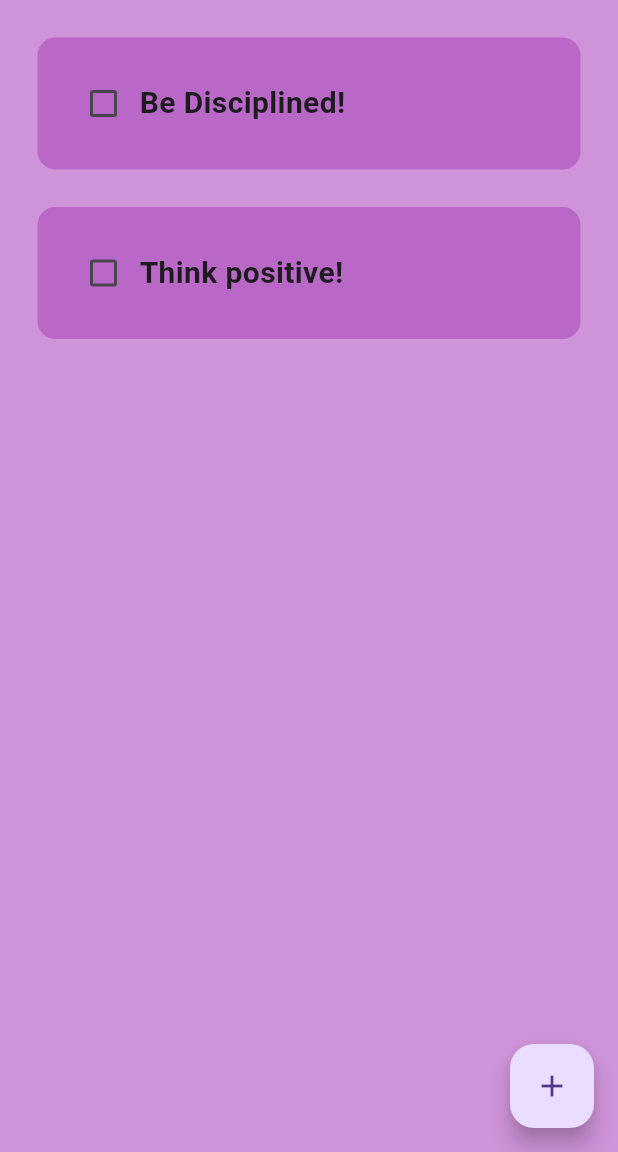
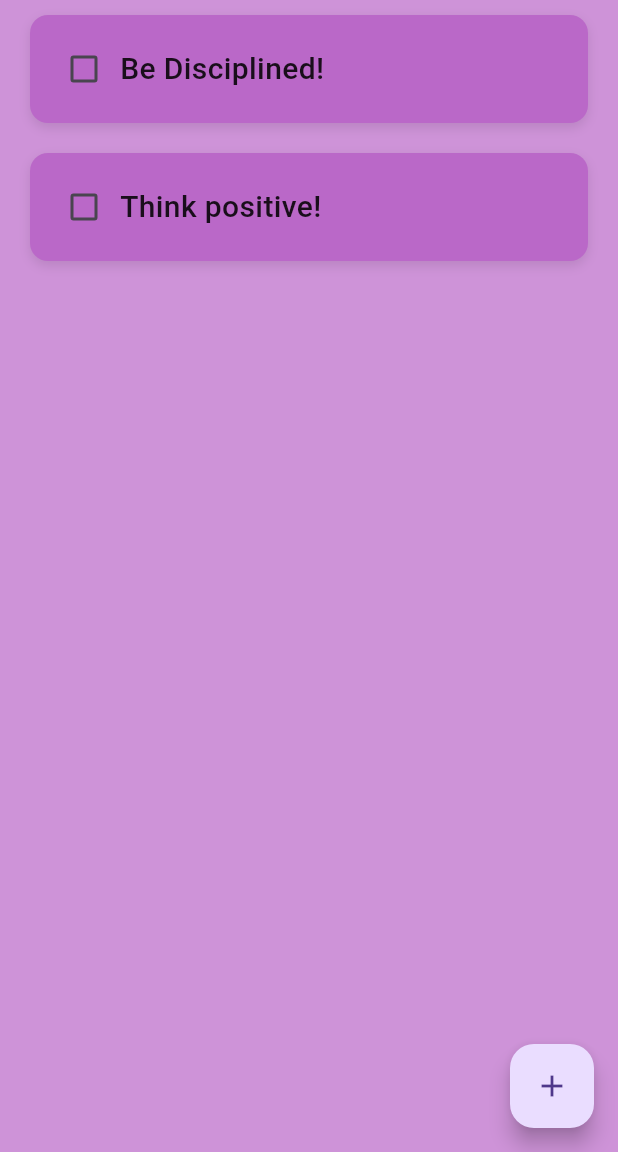
Before and after one commit to Balajisix/ToDo-App, a Flutter app: the screen it shows after launch, on a phone screen of 412 x 824 dp, the part 84-1236 px from its top. Run offline on Flutter 3.47's test engine with Material 3 defaults, Android fonts, the phone set to English and light mode, and no system bars; drawn by our look-alikes of flutter_slidable; our stand-ins replace hive, hive_flutter; accounts and stored records are empty.

Commit message:
content size enlarged

```diff
--- a/lib/util/todo_tile.dart
+++ b/lib/util/todo_tile.dart
@@ -1,14 +1,13 @@
 import 'package:flutter/material.dart';
 import 'package:flutter_slidable/flutter_slidable.dart';
 
-class TodoTile extends StatelessWidget {
-
+class TodoTile extends StatefulWidget {
   final String taskName;
   final bool taskCompleted;
-  Function(bool?)? onChanged;
-  Function(BuildContext)? deleteFunction;
+  final Function(bool?)? onChanged;
+  final Function(BuildContext)? deleteFunction;
 
-  TodoTile({
+  const TodoTile({
     super.key,
     required this.taskName,
     required this.taskCompleted,
@@ -17,15 +16,22 @@ class TodoTile extends StatelessWidget {
   });
 
   @override
+  State<TodoTile> createState() => _TodoTileState();
+}
+
+class _TodoTileState extends State<TodoTile> {
+  bool isExpanded = false;
+
+  @override
   Widget build(BuildContext context) {
     return Padding(
-      padding: const EdgeInsets.only(left: 25.0, right: 25.0, top: 25.0),
+      padding: const EdgeInsets.symmetric(horizontal: 20.0, vertical: 10.0),
       child: Slidable(
         endActionPane: ActionPane(
-          motion: StretchMotion(),
+          motion: const StretchMotion(),
           children: [
             SlidableAction(
-              onPressed: deleteFunction,
+              onPressed: widget.deleteFunction,
               icon: Icons.delete,
               backgroundColor: Colors.red.shade400,
               borderRadius: BorderRadius.circular(12),
@@ -33,34 +39,81 @@ class TodoTile extends StatelessWidget {
           ],
         ),
         child: Container(
-          padding: EdgeInsets.all(20),
           decoration: BoxDecoration(
             color: Colors.purple[300],
-              borderRadius: BorderRadius.circular(12)
+            borderRadius: BorderRadius.circular(12),
+            boxShadow: [
+              BoxShadow(
+                color: Colors.black.withOpacity(0.1),
+                blurRadius: 6,
+                offset: const Offset(0, 3),
               ),
+            ],
+          ),
+          child: Material(
+            color: Colors.transparent,
+            child: InkWell(
+              borderRadius: BorderRadius.circular(12),
+              onTap: () {
+                setState(() {
+                  isExpanded = !isExpanded;
+                });
+              },
+              child: Padding(
+                padding: const EdgeInsets.all(12.0),
                 child: Row(
+                  crossAxisAlignment: isExpanded
+                      ? CrossAxisAlignment.start
+                      : CrossAxisAlignment.center,
                   children: [
-              // checkbox
+                    // Checkbox
                     Checkbox(
-                value: taskCompleted,
-                onChanged: onChanged,
+                      value: widget.taskCompleted,
+                      onChanged: widget.onChanged,
                       activeColor: Colors.black87,
                     ),
 
-              // task name
+                    // Task content
+                    Expanded(
+                      child: Column(
+                        crossAxisAlignment: CrossAxisAlignment.start,
+                        mainAxisAlignment: isExpanded
+                            ? MainAxisAlignment.start
+                            : MainAxisAlignment.center,
+                        children: [
                           Text(
-                taskName,
+                            widget.taskName,
                             style: TextStyle(
                               fontSize: 20,
-                  fontWeight: FontWeight.w700,
-                  decoration:
-                  taskCompleted ? TextDecoration.lineThrough : TextDecoration.none,
+                              fontWeight: FontWeight.w500,
+                              color: Colors.black87,
+                              decoration: widget.taskCompleted
+                                  ? TextDecoration.lineThrough
+                                  : TextDecoration.none,
+                            ),
+                            maxLines: isExpanded ? null : 1,
+                            overflow: isExpanded
+                                ? TextOverflow.visible
+                                : TextOverflow.ellipsis,
+                          ),
+                          if (widget.taskName.length > 40)
+                            Text(
+                              isExpanded ? "Show Less" : "Show More",
+                              style: TextStyle(
+                                color: Colors.white,
+                                fontSize: 12,
+                              ),
+                            ),
+                        ],
                       ),
                     ),
                   ],
                 ),
               ),
             ),
+          ),
+        ),
+      ),
     );
   }
 }
```
Also changed, not shown: lib/pages/home_page.dart (+0 -12 lines). Lines whose indentation alone changed are shown as unchanged.
